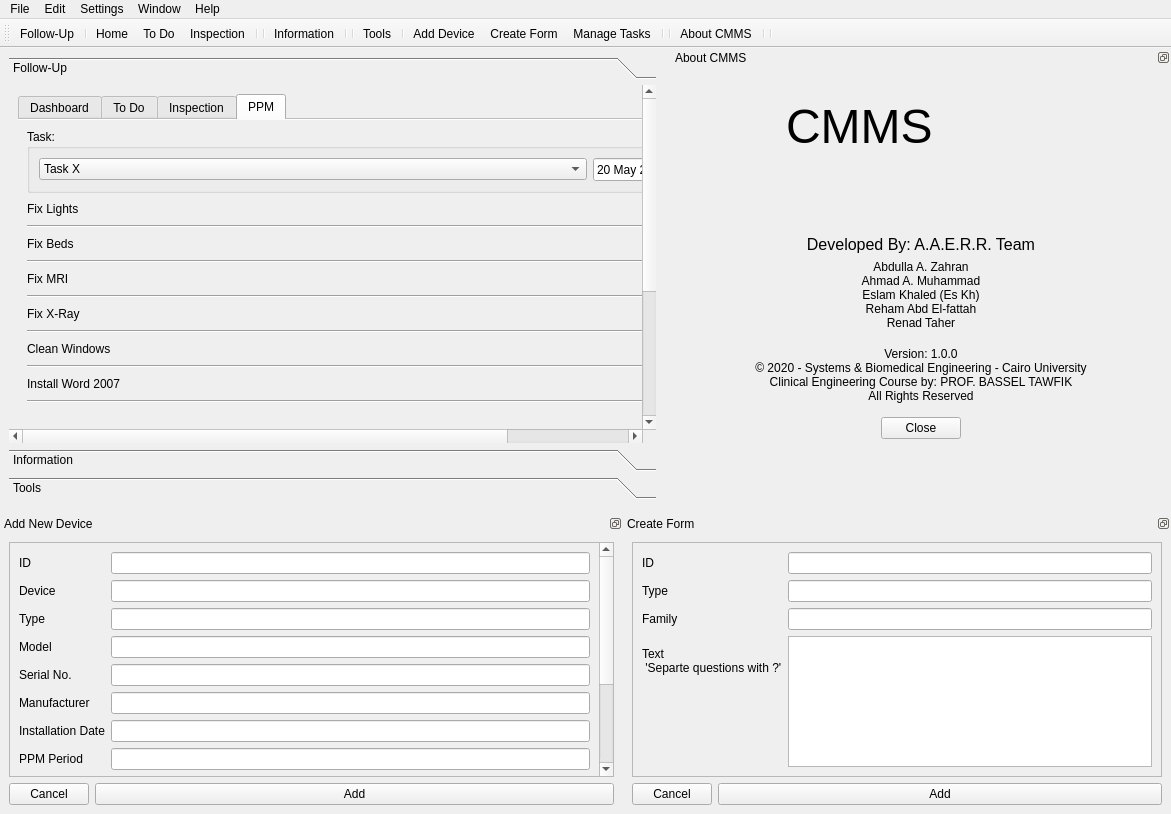
ASquaredM/CMMS-for-healthcare-institutions, file CMMS.ui: the form before one commit.
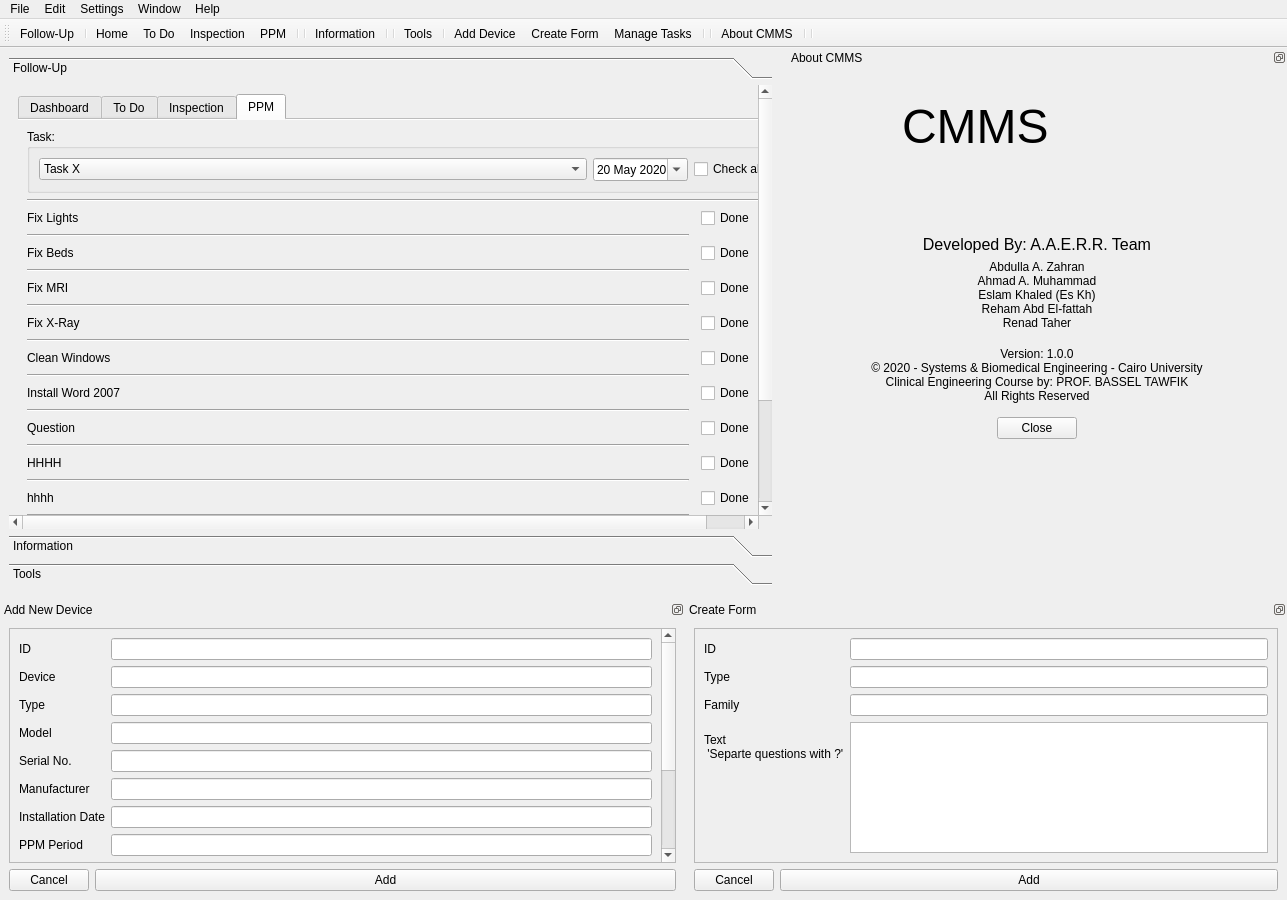
The form after the commit. The open tabs and pages were chosen to show the change. Icons and pictures are not drawn.

What changed in the file:
```diff
--- a/CMMS.ui
+++ b/CMMS.ui
@@ -6,8 +6,8 @@
    <rect>
     <x>0</x>
     <y>0</y>
-    <width>1171</width>
-    <height>814</height>
+    <width>1287</width>
+    <height>900</height>
    </rect>
   </property>
   <property name="windowTitle">
@@ -23,10 +23,10 @@
       <widget class="QWidget" name="page">
        <property name="geometry">
         <rect>
-         <x>-170</x>
-         <y>-2</y>
+         <x>-54</x>
+         <y>-218</y>
          <width>798</width>
-         <height>594</height>
+         <height>599</height>
         </rect>
        </property>
        <attribute name="icon">
@@ -40,7 +40,7 @@
         <item row="0" column="0">
          <widget class="QTabWidget" name="followUp_tabWidget">
           <property name="currentIndex">
-           <number>3</number>
+           <number>2</number>
           </property>
           <property name="iconSize">
            <size>
@@ -713,7 +713,7 @@
               </property>
               <layout class="QGridLayout" name="gridLayout_6">
                <item row="0" column="1">
-                <widget class="QDateEdit" name="dateEdit">
+                <widget class="QDateEdit" name="dateEdit_inspection">
                  <property name="sizePolicy">
                   <sizepolicy hsizetype="Fixed" vsizetype="Fixed">
                    <horstretch>0</horstretch>
@@ -834,7 +834,7 @@
               <item row="12" column="0">
                <widget class="QLabel" name="q7">
                 <property name="text">
-                 <string/>
+                 <string>qestion </string>
                 </property>
                </widget>
               </item>
@@ -960,7 +960,7 @@
                </widget>
               </item>
               <item row="19" column="2">
-               <widget class="QPushButton" name="SubmitAnswers_button">
+               <widget class="QPushButton" name="SubmitInspectionAnswers_button">
                 <property name="sizePolicy">
                  <sizepolicy hsizetype="Fixed" vsizetype="Fixed">
                   <horstretch>0</horstretch>
@@ -1061,7 +1061,7 @@
                </widget>
               </item>
               <item row="20" column="2">
-               <widget class="QPushButton" name="pushButton">
+               <widget class="QPushButton" name="deleteInspection_button">
                 <property name="text">
                  <string>Delete</string>
                 </property>
@@ -1127,36 +1127,6 @@
                <string>Task:</string>
               </property>
               <layout class="QGridLayout" name="gridLayout_14">
-               <item row="0" column="1">
-                <widget class="QDateEdit" name="dateEdit_Ppm">
-                 <property name="sizePolicy">
-                  <sizepolicy hsizetype="Fixed" vsizetype="Fixed">
-                   <horstretch>0</horstretch>
-                   <verstretch>0</verstretch>
-                  </sizepolicy>
-                 </property>
-                 <property name="dateTime">
-                  <datetime>
-                   <hour>0</hour>
-                   <minute>0</minute>
-                   <second>0</second>
-                   <year>2020</year>
-                   <month>5</month>
-                   <day>20</day>
-                  </datetime>
-                 </property>
-                 <property name="minimumDate">
-                  <date>
-                   <year>2015</year>
-                   <month>9</month>
-                   <day>14</day>
-                  </date>
-                 </property>
-                 <property name="calendarPopup">
-                  <bool>true</bool>
-                 </property>
-                </widget>
-               </item>
                <item row="0" column="0">
                 <widget class="QComboBox" name="ppm_comboBox">
                  <property name="currentIndex">
@@ -1187,276 +1157,43 @@
                  </property>
                 </widget>
                </item>
+               <item row="0" column="1">
+                <widget class="QDateEdit" name="dateEdit_ppm">
+                 <property name="sizePolicy">
+                  <sizepolicy hsizetype="Fixed" vsizetype="Fixed">
+                   <horstretch>0</horstretch>
+                   <verstretch>0</verstretch>
+                  </sizepolicy>
+                 </property>
+                 <property name="dateTime">
+                  <datetime>
+                   <hour>0</hour>
+                   <minute>0</minute>
+                   <second>0</second>
+                   <year>2020</year>
+                   <month>5</month>
+                   <day>20</day>
+                  </datetime>
+                 </property>
+                 <property name="minimumDate">
+                  <date>
+                   <year>2015</year>
+                   <month>9</month>
+                   <day>14</day>
+                  </date>
+                 </property>
+                 <property name="calendarPopup">
+                  <bool>true</bool>
+                 </property>
+                </widget>
+               </item>
               </layout>
              </widget>
             </item>
             <item>
              <layout class="QGridLayout" name="gridLayout_7">
-              <item row="14" column="2">
-               <widget class="QCheckBox" name="checkq8">
-                <property name="sizePolicy">
-                 <sizepolicy hsizetype="Fixed" vsizetype="Fixed">
-                  <horstretch>0</horstretch>
-                  <verstretch>0</verstretch>
-                 </sizepolicy>
-                </property>
-                <property name="text">
-                 <string>Done</string>
-                </property>
-               </widget>
-              </item>
-              <item row="12" column="2">
-               <widget class="QCheckBox" name="checkq7">
-                <property name="sizePolicy">
-                 <sizepolicy hsizetype="Fixed" vsizetype="Fixed">
-                  <horstretch>0</horstretch>
-                  <verstretch>0</verstretch>
-                 </sizepolicy>
-                </property>
-                <property name="text">
-                 <string>Done</string>
-                </property>
-               </widget>
-              </item>
-              <item row="0" column="0">
-               <widget class="QLabel" name="q1">
-                <property name="text">
-                 <string>Fix Lights</string>
-                </property>
-               </widget>
-              </item>
-              <item row="2" column="2">
-               <widget class="QCheckBox" name="checkq2">
-                <property name="sizePolicy">
-                 <sizepolicy hsizetype="Fixed" vsizetype="Fixed">
-                  <horstretch>0</horstretch>
-                  <verstretch>0</verstretch>
-                 </sizepolicy>
-                </property>
-                <property name="text">
-                 <string>Done</string>
-                </property>
-               </widget>
-              </item>
-              <item row="2" column="0">
-               <widget class="QLabel" name="q2">
-                <property name="text">
-                 <string>Fix Beds</string>
-                </property>
-               </widget>
-              </item>
-              <item row="18" column="2">
-               <widget class="QCheckBox" name="checkq10">
-                <property name="sizePolicy">
-                 <sizepolicy hsizetype="Fixed" vsizetype="Fixed">
-                  <horstretch>0</horstretch>
-                  <verstretch>0</verstretch>
-                 </sizepolicy>
-                </property>
-                <property name="text">
-                 <string>Done</string>
-                </property>
-               </widget>
-              </item>
-              <item row="17" column="0">
-               <widget class="Line" name="line_9">
-                <property name="orientation">
-                 <enum>Qt::Horizontal</enum>
-                </property>
-               </widget>
-              </item>
-              <item row="16" column="2">
-               <widget class="QCheckBox" name="checkq9">
-                <property name="sizePolicy">
-                 <sizepolicy hsizetype="Fixed" vsizetype="Fixed">
-                  <horstretch>0</horstretch>
-                  <verstretch>0</verstretch>
-                 </sizepolicy>
-                </property>
-                <property name="text">
-                 <string>Done</string>
-                </property>
-               </widget>
-              </item>
-              <item row="12" column="0">
-               <widget class="QLabel" name="q7">
-                <property name="text">
-                 <string/>
-                </property>
-               </widget>
-              </item>
-              <item row="8" column="0">
-               <widget class="QLabel" name="q5">
-                <property name="text">
-                 <string>Clean Windows</string>
-                </property>
-               </widget>
-              </item>
-              <item row="14" column="0">
-               <widget class="QLabel" name="q8">
-                <property name="text">
-                 <string>HHHH</string>
-                </property>
-               </widget>
-              </item>
-              <item row="18" column="0">
-               <widget class="QLabel" name="q10">
-                <property name="text">
-                 <string>HhHh</string>
-                </property>
-               </widget>
-              </item>
-              <item row="3" column="0">
-               <widget class="Line" name="line_2">
-                <property name="orientation">
-                 <enum>Qt::Horizontal</enum>
-                </property>
-               </widget>
-              </item>
-              <item row="6" column="2">
-               <widget class="QCheckBox" name="checkq4">
-                <property name="sizePolicy">
-                 <sizepolicy hsizetype="Fixed" vsizetype="Fixed">
-                  <horstretch>0</horstretch>
-                  <verstretch>0</verstretch>
-                 </sizepolicy>
-                </property>
-                <property name="text">
-                 <string>Done</string>
-                </property>
-               </widget>
-              </item>
-              <item row="4" column="0">
-               <widget class="QLabel" name="q3">
-                <property name="text">
-                 <string>Fix MRI</string>
-                </property>
-               </widget>
-              </item>
-              <item row="4" column="2">
-               <widget class="QCheckBox" name="checkq3">
-                <property name="sizePolicy">
-                 <sizepolicy hsizetype="Fixed" vsizetype="Fixed">
-                  <horstretch>0</horstretch>
-                  <verstretch>0</verstretch>
-                 </sizepolicy>
-                </property>
-                <property name="text">
-                 <string>Done</string>
-                </property>
-               </widget>
-              </item>
-              <item row="5" column="0">
-               <widget class="Line" name="line_3">
-                <property name="orientation">
-                 <enum>Qt::Horizontal</enum>
-                </property>
-               </widget>
-              </item>
-              <item row="16" column="0">
-               <widget class="QLabel" name="q9">
-                <property name="text">
-                 <string>hhhh</string>
-                </property>
-               </widget>
-              </item>
-              <item row="9" column="0">
-               <widget class="Line" name="line_5">
-                <property name="orientation">
-                 <enum>Qt::Horizontal</enum>
-                </property>
-               </widget>
-              </item>
-              <item row="10" column="2">
-               <widget class="QCheckBox" name="checkq6">
-                <property name="sizePolicy">
-                 <sizepolicy hsizetype="Fixed" vsizetype="Fixed">
-                  <horstretch>0</horstretch>
-                  <verstretch>0</verstretch>
-                 </sizepolicy>
-                </property>
-                <property name="text">
-                 <string>Done</string>
-                </property>
-               </widget>
-              </item>
-              <item row="0" column="2">
-               <widget class="QCheckBox" name="checkq1">
-                <property name="sizePolicy">
-                 <sizepolicy hsizetype="Fixed" vsizetype="Fixed">
-                  <horstretch>0</horstretch>
-                  <verstretch>0</verstretch>
-                 </sizepolicy>
-                </property>
-                <property name="text">
-                 <string>Done</string>
-                </property>
-               </widget>
-              </item>
-              <item row="1" column="0">
-               <widget class="Line" name="line_1">
-                <property name="orientation">
-                 <enum>Qt::Horizontal</enum>
-                </property>
-               </widget>
-              </item>
-              <item row="10" column="0">
-               <widget class="QLabel" name="q6">
-                <property name="text">
-                 <string>Install Word 2007</string>
-                </property>
-               </widget>
-              </item>
-              <item row="11" column="0">
-               <widget class="Line" name="line_6">
-                <property name="orientation">
-                 <enum>Qt::Horizontal</enum>
-                </property>
-               </widget>
-              </item>
-              <item row="7" column="0">
-               <widget class="Line" name="line_4">
-                <property name="orientation">
-                 <enum>Qt::Horizontal</enum>
-                </property>
-               </widget>
-              </item>
-              <item row="13" column="0">
-               <widget class="Line" name="line_7">
-                <property name="orientation">
-                 <enum>Qt::Horizontal</enum>
-                </property>
-               </widget>
-              </item>
-              <item row="6" column="0">
-               <widget class="QLabel" name="q4">
-                <property name="text">
-                 <string>Fix X-Ray</string>
-                </property>
-               </widget>
-              </item>
-              <item row="8" column="2">
-               <widget class="QCheckBox" name="checkq5">
-                <property name="sizePolicy">
-                 <sizepolicy hsizetype="Fixed" vsizetype="Fixed">
-                  <horstretch>0</horstretch>
-                  <verstretch>0</verstretch>
-                 </sizepolicy>
-                </property>
-                <property name="text">
-                 <string>Done</string>
-                </property>
-               </widget>
-              </item>
-              <item row="15" column="0">
-               <widget class="Line" name="line_8">
-                <property name="orientation">
-                 <enum>Qt::Horizontal</enum>
-                </property>
-               </widget>
-              </item>
               <item row="19" column="2">
-               <widget class="QPushButton" name="SubmitAnswers_button">
+               <widget class="QCheckBox" name="checkq20">
                 <property name="sizePolicy">
                  <sizepolicy hsizetype="Fixed" vsizetype="Fixed">
                   <horstretch>0</horstretch>
@@ -1464,14 +1201,243 @@
                  </sizepolicy>
                 </property>
                 <property name="text">
-                 <string>Submit</string>
+                 <string>Done</string>
+                </property>
+                <attribute name="buttonGroup">
+                 <string notr="true">buttonGroup</string>
+                </attribute>
+               </widget>
+              </item>
+              <item row="3" column="0">
+               <widget class="QLabel" name="q12">
+                <property name="text">
+                 <string>Fix Beds</string>
                 </property>
                </widget>
               </item>
               <item row="19" column="0">
+               <widget class="QLabel" name="q20">
+                <property name="text">
+                 <string>HhHh</string>
+                </property>
+               </widget>
+              </item>
+              <item row="2" column="0">
+               <widget class="Line" name="line_1">
+                <property name="orientation">
+                 <enum>Qt::Horizontal</enum>
+                </property>
+               </widget>
+              </item>
+              <item row="11" column="0">
+               <widget class="QLabel" name="q16">
+                <property name="text">
+                 <string>Install Word 2007</string>
+                </property>
+               </widget>
+              </item>
+              <item row="1" column="0">
+               <widget class="QLabel" name="q11">
+                <property name="text">
+                 <string>Fix Lights</string>
+                </property>
+               </widget>
+              </item>
+              <item row="15" column="2">
+               <widget class="QCheckBox" name="checkq18">
+                <property name="sizePolicy">
+                 <sizepolicy hsizetype="Fixed" vsizetype="Fixed">
+                  <horstretch>0</horstretch>
+                  <verstretch>0</verstretch>
+                 </sizepolicy>
+                </property>
+                <property name="text">
+                 <string>Done</string>
+                </property>
+                <attribute name="buttonGroup">
+                 <string notr="true">buttonGroup</string>
+                </attribute>
+               </widget>
+              </item>
+              <item row="15" column="0">
+               <widget class="QLabel" name="q18">
+                <property name="text">
+                 <string>HHHH</string>
+                </property>
+               </widget>
+              </item>
+              <item row="13" column="2">
+               <widget class="QCheckBox" name="checkq17">
+                <property name="sizePolicy">
+                 <sizepolicy hsizetype="Fixed" vsizetype="Fixed">
+                  <horstretch>0</horstretch>
+                  <verstretch>0</verstretch>
+                 </sizepolicy>
+                </property>
+                <property name="text">
+                 <string>Done</string>
+                </property>
+                <attribute name="buttonGroup">
+                 <string notr="true">buttonGroup</string>
+                </attribute>
+               </widget>
+              </item>
+              <item row="3" column="2">
+               <widget class="QCheckBox" name="checkq12">
+                <property name="sizePolicy">
+                 <sizepolicy hsizetype="Fixed" vsizetype="Fixed">
+                  <horstretch>0</horstretch>
+                  <verstretch>0</verstretch>
+                 </sizepolicy>
+                </property>
+                <property name="text">
+                 <string>Done</string>
+                </property>
+                <attribute name="buttonGroup">
+                 <string notr="true">buttonGroup</string>
+                </attribute>
+               </widget>
+              </item>
+              <item row="4" column="0">
+               <widget class="Line" name="line_2">
+                <property name="orientation">
+                 <enum>Qt::Horizontal</enum>
+                </property>
+               </widget>
+              </item>
+              <item row="5" column="2">
+               <widget class="QCheckBox" name="checkq13">
+                <property name="sizePolicy">
+                 <sizepolicy hsizetype="Fixed" vsizetype="Fixed">
+                  <horstretch>0</horstretch>
+                  <verstretch>0</verstretch>
+                 </sizepolicy>
+                </property>
+                <property name="text">
+                 <string>Done</string>
+                </property>
+                <attribute name="buttonGroup">
+                 <string notr="true">buttonGroup</string>
+                </attribute>
+               </widget>
+              </item>
+              <item row="5" column="0">
+               <widget class="QLabel" name="q13">
+                <property name="text">
+                 <string>Fix MRI</string>
+                </property>
+               </widget>
+              </item>
+              <item row="17" column="2">
+               <widget class="QCheckBox" name="checkq19">
+                <property name="sizePolicy">
+                 <sizepolicy hsizetype="Fixed" vsizetype="Fixed">
+                  <horstretch>0</horstretch>
+                  <verstretch>0</verstretch>
+                 </sizepolicy>
+                </property>
+                <property name="text">
+                 <string>Done</string>
+                </property>
+                <attribute name="buttonGroup">
+                 <string notr="true">buttonGroup</string>
+                </attribute>
+               </widget>
+              </item>
+              <item row="18" column="0">
+               <widget class="Line" name="line_9">
+                <property name="orientation">
+                 <enum>Qt::Horizontal</enum>
+                </property>
+               </widget>
+              </item>
+              <item row="6" column="0">
+               <widget class="Line" name="line_3">
+                <property name="orientation">
+                 <enum>Qt::Horizontal</enum>
+                </property>
+               </widget>
+              </item>
+              <item row="17" column="0">
+               <widget class="QLabel" name="q19">
+                <property name="text">
+                 <string>hhhh</string>
+                </property>
+               </widget>
+              </item>
+              <item row="11" column="2">
+               <widget class="QCheckBox" name="checkq16">
+                <property name="sizePolicy">
+                 <sizepolicy hsizetype="Fixed" vsizetype="Fixed">
+                  <horstretch>0</horstretch>
+                  <verstretch>0</verstretch>
+                 </sizepolicy>
+                </property>
+                <property name="text">
+                 <string>Done</string>
+                </property>
+                <attribute name="buttonGroup">
+                 <string notr="true">buttonGroup</string>
+                </attribute>
+               </widget>
+              </item>
+              <item row="9" column="0">
+               <widget class="QLabel" name="q15">
+                <property name="text">
+                 <string>Clean Windows</string>
+                </property>
+               </widget>
+              </item>
+              <item row="10" column="0">
+               <widget class="Line" name="line_5">
+                <property name="orientation">
+                 <enum>Qt::Horizontal</enum>
+                </property>
+               </widget>
+              </item>
+              <item row="13" column="0">
+               <widget class="QLabel" name="q17">
+                <property name="text">
+                 <string>Question</string>
+                </property>
+               </widget>
+              </item>
+              <item row="7" column="2">
+               <widget class="QCheckBox" name="checkq14">
+                <property name="sizePolicy">
+                 <sizepolicy hsizetype="Fixed" vsizetype="Fixed">
+                  <horstretch>0</horstretch>
+                  <verstretch>0</verstretch>
+                 </sizepolicy>
+                </property>
+                <property name="text">
+                 <string>Done</string>
+                </property>
+                <attribute name="buttonGroup">
+                 <string notr="true">buttonGroup</string>
+                </attribute>
+               </widget>
+              </item>
+              <item row="1" column="2">
+               <widget class="QCheckBox" name="checkq11">
+                <property name="sizePolicy">
+                 <sizepolicy hsizetype="Fixed" vsizetype="Fixed">
+                  <horstretch>0</horstretch>
+                  <verstretch>0</verstretch>
+                 </sizepolicy>
+                </property>
+                <property name="text">
+                 <string>Done</string>
+                </property>
+                <attribute name="buttonGroup">
+                 <string notr="true">buttonGroup</string>
+                </attribute>
+               </widget>
+              </item>
+              <item row="20" column="0">
                <layout class="QHBoxLayout" name="horizontalLayout">
                 <item>
-                 <widget class="QLabel" name="label">
+                 <widget class="QLabel" name="notes2Label">
                   <property name="font">
                    <font>
                     <weight>75</weight>
@@ -1484,7 +1450,7 @@
                  </widget>
                 </item>
                 <item>
-                 <widget class="QTextEdit" name="textEdit">
+                 <widget class="QTextEdit" name="ppmNotes_text">
                   <property name="html">
                    <string>&lt;!DOCTYPE HTML PUBLIC &quot;-//W3C//DTD HTML 4.0//EN&quot; &quot;http://www.w3.org/TR/REC-html40/strict.dtd&quot;&gt;
 &lt;html&gt;&lt;head&gt;&lt;meta name=&quot;qrichtext&quot; content=&quot;1&quot; /&gt;&lt;style type=&quot;text/css&quot;&gt;
@@ -1510,7 +1476,7 @@
                    </widget>
                   </item>
                   <item>
-                   <widget class="QTextEdit" name="textEdit_5">
+                   <widget class="QTextEdit" name="ppmCost_text">
                     <property name="sizePolicy">
                      <sizepolicy hsizetype="Fixed" vsizetype="Expanding">
                       <horstretch>0</horstretch>
@@ -1530,6 +1496,77 @@
                 </item>
                </layout>
               </item>
+              <item row="20" column="2">
+               <widget class="QPushButton" name="SubmitPPMAnswers_button">
+                <property name="sizePolicy">
+                 <sizepolicy hsizetype="Fixed" vsizetype="Fixed">
+                  <horstretch>0</horstretch>
+                  <verstretch>0</verstretch>
+                 </sizepolicy>
+                </property>
+                <property name="text">
+                 <string>Submit</string>
+                </property>
+               </widget>
+              </item>
+              <item row="7" column="0">
+               <widget class="QLabel" name="q14">
+                <property name="text">
+                 <string>Fix X-Ray</string>
+                </property>
+               </widget>
+              </item>
+              <item row="14" column="0">
+               <widget class="Line" name="line_7">
+                <property name="orientation">
+                 <enum>Qt::Horizontal</enum>
+                </property>
+               </widget>
+              </item>
+              <item row="16" column="0">
+               <widget class="Line" name="line_8">
+                <property name="orientation">
+                 <enum>Qt::Horizontal</enum>
+                </property>
+               </widget>
+              </item>
+              <item row="12" column="0">
+               <widget class="Line" name="line_6">
+                <property name="orientation">
+                 <enum>Qt::Horizontal</enum>
+                </property>
+               </widget>
+              </item>
+              <item row="8" column="0">
+               <widget class="Line" name="line_4">
+                <property name="orientation">
+                 <enum>Qt::Horizontal</enum>
+                </property>
+               </widget>
+              </item>
+              <item row="9" column="2">
+               <widget class="QCheckBox" name="checkq15">
+                <property name="sizePolicy">
+                 <sizepolicy hsizetype="Fixed" vsizetype="Fixed">
+                  <horstretch>0</horstretch>
+                  <verstretch>0</verstretch>
+                 </sizepolicy>
+                </property>
+                <property name="text">
+                 <string>Done</string>
+                </property>
+                <attribute name="buttonGroup">
+                 <string notr="true">buttonGroup</string>
+                </attribute>
+               </widget>
+              </item>
+              <item row="0" column="0" colspan="3">
+               <widget class="Line" name="line_12">
+                <property name="orientation">
+                 <enum>Qt::Horizontal</enum>
+                </property>
+               </widget>
+              </item>
              </layout>
             </item>
             <item>
@@ -1557,8 +1594,8 @@
         <rect>
          <x>0</x>
          <y>0</y>
-         <width>647</width>
-         <height>314</height>
+         <width>763</width>
+         <height>400</height>
         </rect>
        </property>
        <attribute name="icon">
@@ -1946,7 +1983,7 @@
          <x>0</x>
          <y>0</y>
          <width>848</width>
-         <height>306</height>
+         <height>381</height>
         </rect>
        </property>
        <attribute name="icon">
@@ -2082,7 +2119,7 @@
     <rect>
      <x>0</x>
      <y>0</y>
-     <width>1171</width>
+     <width>1287</width>
      <height>25</height>
     </rect>
    </property>
@@ -2138,6 +2175,7 @@
    <addaction name="actionHome"/>
    <addaction name="actionTo_Do"/>
    <addaction name="actionDaily_Inspection"/>
+   <addaction name="actionPPM"/>
    <addaction name="separator"/>
    <addaction name="separator"/>
    <addaction name="actionInformation"/>
@@ -2334,7 +2372,7 @@
          <rect>
           <x>0</x>
           <y>0</y>
-          <width>614</width>
+          <width>686</width>
           <height>352</height>
          </rect>
         </property>
@@ -2589,7 +2627,7 @@
          <rect>
           <x>0</x>
           <y>0</y>
-          <width>494</width>
+          <width>538</width>
           <height>224</height>
          </rect>
         </property>
@@ -2736,6 +2774,9 @@
    </property>
   </action>
   <action name="actionInformation">
+   <property name="checkable">
+    <bool>false</bool>
+   </property>
    <property name="icon">
     <iconset>
      <normaloff>Resources/images/request.png</normaloff>Resources/images/request.png</iconset>
@@ -2780,6 +2821,15 @@
     <string>Manage Tasks</string>
    </property>
   </action>
+  <action name="actionPPM">
+   <property name="icon">
+    <iconset resource="Resources/resource.qrc">
+     <normaloff>:/Edit/images/document-rounded-square-interface-symbol-with-text-lines.png</normaloff>:/Edit/images/document-rounded-square-interface-symbol-with-text-lines.png</iconset>
+   </property>
+   <property name="text">
+    <string>PPM</string>
+   </property>
+  </action>
  </widget>
  <resources>
   <include location="Resources/resource.qrc"/>
```
Left out of the diff: 175 changed lines with no effect on the pictures.
